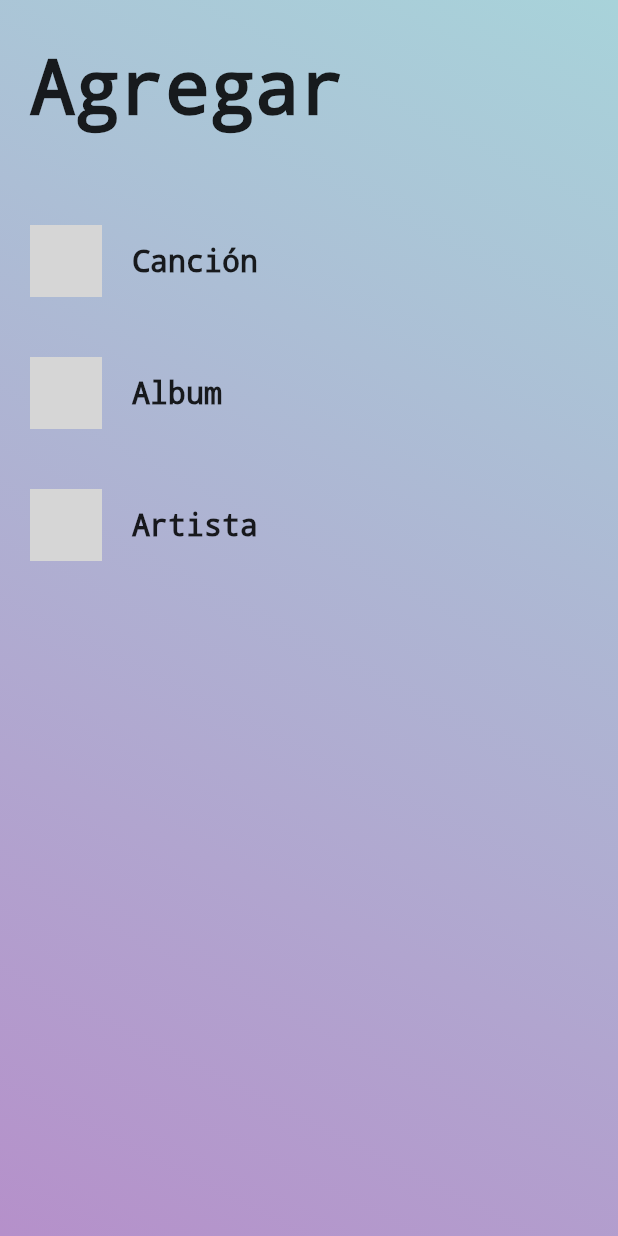
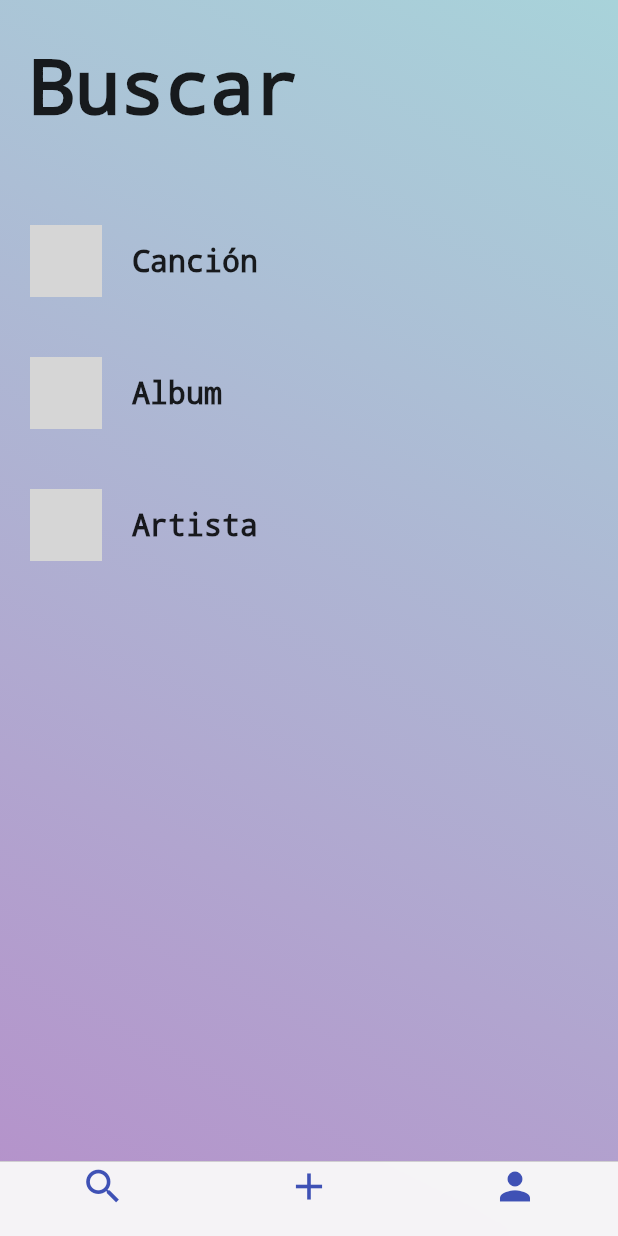
Before and after one commit to tabufellin/flutter-music, a Flutter app: the screen it shows after launch, on a phone screen of 412 x 824 dp. Run offline on Flutter 3.47's test engine with Material 2 defaults, Android fonts, the phone set to English and light mode, and no system bars; statements that could not run were skipped; grey boxes are pictures that could not be loaded.

Commit message:
El search ya se hizo, habria que agregarle las capsulas que muestren la info pero esto lo haremos despues, primero las paginas basicas

```diff
--- a/lib/bottom_navigation.dart
+++ b/lib/bottom_navigation.dart
@@ -1,8 +1,7 @@
 import 'package:flutter/material.dart';
 import 'package:flutter/cupertino.dart';
-import 'package:platzi_trips_app/home_trip.dart';
-import 'package:platzi_trips_app/profile_trips.dart';
-import 'package:platzi_trips_app/search_trips.dart';
+import 'package:flutterapp/buscador.dart';
+import 'package:flutterapp/do_something.dart';
 
 class BottomNavigation extends StatelessWidget {
   @override
@@ -13,7 +12,7 @@ class BottomNavigation extends StatelessWidget {
         tabBar: CupertinoTabBar(
           items: [
             BottomNavigationBarItem(
-                icon: Icon(Icons.home, color: Colors.indigo,),
+                icon: Icon(Icons.search, color: Colors.indigo,),
                 title: Text("")
             ),
             BottomNavigationBarItem(
@@ -21,26 +20,43 @@ class BottomNavigation extends StatelessWidget {
                 title: Text("")
             ),
             BottomNavigationBarItem(
-                icon: Icon(Icons.transfer_within_a_station, color: Colors.indigo,),
+                icon: Icon(Icons.person, color: Colors.indigo,),
                 title: Text("")
             ),
           ],
         ),
+        // ignore: missing_return
         tabBuilder: (BuildContext context, int index) {
           switch (index) {
             case 0:
-              return CupertinoTabView(
-                builder: (BuildContext context) => HomeTrips(),
-              );
-              break;
+              return MaterialApp(
+                  title: 'Search',
+                  initialRoute: '/',
+                  routes: {
+                    '/': (BuildContext context) => DoSomething("Buscar", Icons.search, ["Canción", "Album", "Artista"]),
+                    '/song': (BuildContext context) => Buscador("Buscar canción"),
+                    '/album': (BuildContext context) => Buscador("Buscar album"),
+                    '/artist': (BuildContext context) => Buscador("Buscar artista"),
+                  },
+                  theme: ThemeData(
+                    primarySwatch: Colors.blue,
+                  ));
             case 1:
-              return CupertinoTabView(
-                builder: (BuildContext context) => SearchTrips(),
-              );
-              break;
+              return MaterialApp(
+                  title: 'Add',
+                  initialRoute: '/',
+                  routes: {
+                    '/': (BuildContext context) => DoSomething("Agregar", Icons.add, ["Canción", "Album", "Artista"]),
+                    '/add/song': (BuildContext context) => Buscador("Buscar canción"),
+                    '/add/album': (BuildContext context) => Buscador("Buscar album"),
+                    '/add/artist': (BuildContext context) => Buscador("Buscar artista"),
+                  },
+                  theme: ThemeData(
+                    primarySwatch: Colors.blue,
+                  ));
             case 2:
               return CupertinoTabView(
-                builder: (BuildContext context) => ProfileTrips(),
+                builder: (BuildContext context) => DoSomething("Usuarios", Icons.add, ["Canción", "Album", "Artista"]),
               );
               break;
 
--- a/lib/do_something.dart
+++ b/lib/do_something.dart
@@ -9,6 +9,7 @@ class DoSomething extends StatelessWidget {
   String headerText = "Agregar";
   IconData icon = Icons.add;
   List<String> words = ["Canción", "Album", "Artista" ];
+
 
   DoSomething (this.headerText, this.icon, this.words);
 
@@ -39,9 +40,9 @@ class DoSomething extends StatelessWidget {
               left: 20
             ),
           ),
-          ElementAction(icon, words[0]),
-          ElementAction(icon, words[1]),
-          ElementAction(icon, words[2]),
+          ElementAction(icon, words[0], 0),
+          ElementAction(icon, words[1], 1),
+          ElementAction(icon, words[2], 2),
         ],
 
       ),
--- a/lib/element_action.dart
+++ b/lib/element_action.dart
@@ -1,13 +1,16 @@
 import 'package:flutter/widgets.dart';
 import 'package:flutter/material.dart';
 
+import 'buscador.dart';
 import 'circle_button.dart';
 class ElementAction extends StatelessWidget {
   String text = "Canción";
   IconData icon = Icons.add;
+  List<String> actions = ["/song", "/album", "/artist"];
+  int kindAction = 0;
+  String heroTagStr = "btn";
 
-
-  ElementAction(this.icon, this.text);
+  ElementAction(this.icon, this.text, this.kindAction);
 
   @override
   Widget build(BuildContext context) {
@@ -17,7 +20,12 @@ class ElementAction extends StatelessWidget {
         children: <Widget>[
           Container(
               child: CircleButton(false, icon, 20.0, Color.fromRGBO(255, 255, 255, 0.6),
-                      ()=> {}),
+                      ()=> {
+                Navigator.push(
+                    context,
+                    MaterialPageRoute(builder: (context) => Buscador("Buscar " + text.toLowerCase())
+                      ))
+              }),
             padding: EdgeInsets.all(20.0)
           ),
 
@@ -30,10 +38,7 @@ class ElementAction extends StatelessWidget {
                   decoration: TextDecoration.none
               ),
             ),
-            decoration: BoxDecoration(
-              border:
 
-            )
     ),
 
         ],
--- a/lib/main.dart
+++ b/lib/main.dart
@@ -1,5 +1,6 @@
 import 'package:flutter/material.dart';
-import './do_something.dart';
+import './bottom_navigation.dart';
+import './buscador.dart';
 void main() => runApp(MyApp());
 
 class MyApp extends StatelessWidget {
@@ -9,6 +10,12 @@ class MyApp extends StatelessWidget {
   Widget build(BuildContext context) {
     return MaterialApp(
       title: 'Flutter Demo',
+      initialRoute: '/',
+      routes: {
+        '/': (context) => BottomNavigation(),
+        '/song': (context) => Buscador("song")
+      },
+
       theme: ThemeData(
         // This is the theme of your application.
         //
@@ -21,7 +28,7 @@ class MyApp extends StatelessWidget {
         // is not restarted.
         primarySwatch: Colors.blue,
       ),
-      home: DoSomething("Agregar", icon, ["Canción", "Album", "Artista"])
+
     );
   }
 }
```
Also changed, not shown: lib/buscador.dart (added, +78 -0 lines), lib/circle_button.dart (+6 -1 lines), lib/database/data_base_interactor.dart (+5 -5 lines).
